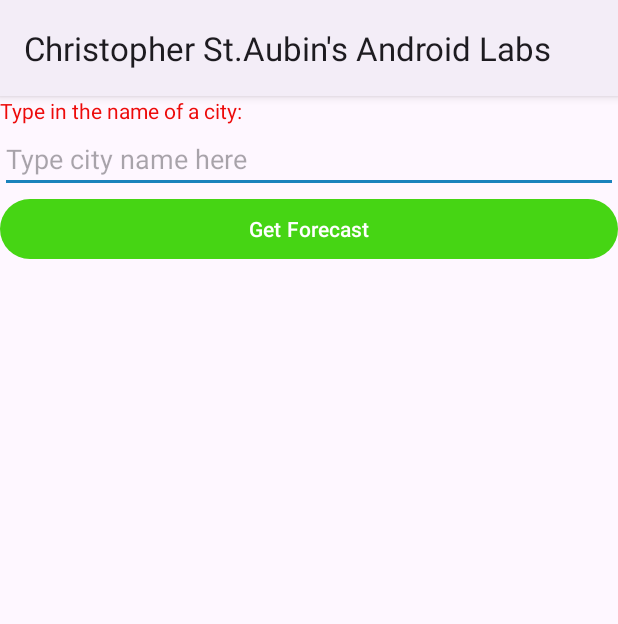
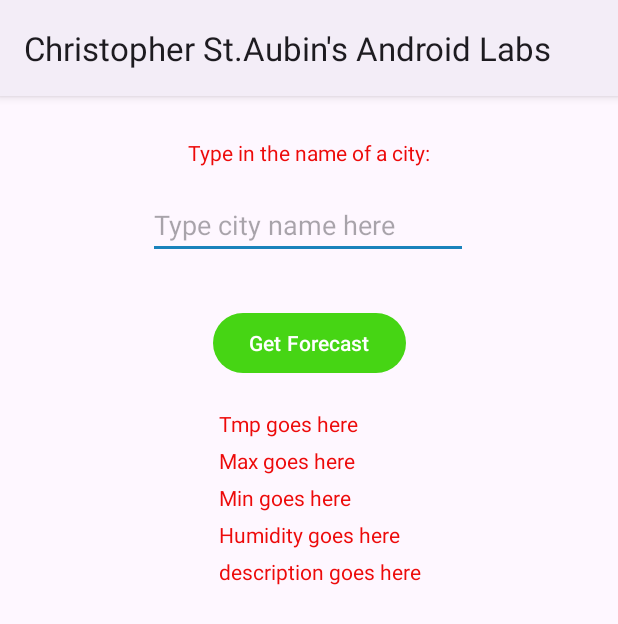
Before and after one commit to Staubs92/Christopher_St.Aubin_Android_Labs, an Android app: the screen it shows after launch (MainActivity), on a phone screen of 412 x 824 dp. Shown: the top 624 px of the screen. Run offline under Robolectric (Android 15) with nearby library versions, the phone set to English and light mode, and no system bars; our stand-ins replace Volley.

Commit message:
Week10 Everything but image works

```diff
--- a/app/src/main/java/algonquin/cst2335/stau0055/MainActivity.java
+++ b/app/src/main/java/algonquin/cst2335/stau0055/MainActivity.java
@@ -35,18 +35,6 @@ public class MainActivity extends AppCompatActivity {
     protected String cityName;
     RequestQueue queue = null;
 
-    double latitude;
-    double longitude;
-    String description;
-    String iconName;
-    String name;
-    double currentTemp;
-    double minTemp;
-    double maxTemp;
-    int humidity;
-    int visibility;
-    String imageUrl;
-    Bitmap image;
 
     @Override
     protected void onCreate(Bundle savedInstanceState) {
@@ -59,8 +47,7 @@ public class MainActivity extends AppCompatActivity {
         setContentView(binding.getRoot());
 
 
-
-      binding.getForecast.setOnClickListener( click -> {
+        binding.getForecast.setOnClickListener(click -> {
             cityName = binding.editText.getText().toString();
             String stringURL = null;
             try {
@@ -74,68 +61,42 @@ public class MainActivity extends AppCompatActivity {
             JsonObjectRequest request = new JsonObjectRequest(Request.Method.GET, stringURL, null,
                     (response) -> {
                         try {
-                          JSONObject coord = response.getJSONObject("coord");
-                          JSONArray weatherArray = response.getJSONArray("weather");
-                          JSONObject position0 = weatherArray.getJSONObject(0);
-                          String description = position0.getString("description");
-                          String iconName = position0.getString("icon");
-                          int vis = response.getInt("visibility");
-                          String name = response.getString("name");
-                          JSONObject mainObject = response.getJSONObject("main");
-                          double current = mainObject.getDouble("temp");
-                          double min = mainObject.getDouble("temp_min");
-                          double max = mainObject.getDouble("temp_max");
-                          int humidity = mainObject.getInt("humidity");
+                            JSONArray weather = response.getJSONArray("weather");
+                            JSONObject data = response.getJSONObject("main");
+                            binding.temp.setText("The current temperature is " + data.getString("temp"));
+                            binding.maxTemp.setText("the maximum temperature is " + data.getString("temp_max"));
+                            binding.minTemp.setText("The minimum temperature is " + data.getString("temp_min"));
+                            binding.humitidy.setText("The humidity is " + data.getString("humidity") + "%");
+                            binding.description.setText(weather.getJSONObject(0).getString("description"));
+                            String iconName = weather.getJSONObject(0).getString("icon");
 
-                          this.latitude = coord.getDouble("lat");
-                          this.longitude = coord.getDouble("lon");
-                          this.description = description;
-                          this.iconName = iconName;
-                          this.visibility = vis;
-                          this.name = name;
-                          this.currentTemp = current;
-                          this.minTemp = min;
-                          this.maxTemp = max;
-                          this.humidity = humidity;
+                            String imgUrl = "https://openweathermap.org/img/w/" + iconName + ".png";
 
-
+                            String pathname = getFilesDir() + "/" + iconName + ".png";
+                            File file = new File(pathname);
+                            if (file.exists()) {
+                                binding.icon.setImageBitmap(BitmapFactory.decodeFile(pathname));
+                            } else {
+                                ImageRequest imgReq = new ImageRequest(imgUrl, new Response.Listener<Bitmap>() {
+                                    @Override
+                                    public void onResponse(Bitmap bitmap) {
+                                        binding.icon.setImageBitmap(bitmap);
+                                    }
+                                }, 1024, 1024, ImageView.ScaleType.CENTER, null, (error) -> {
+                                    int j = 0;
+                                });
+                                queue.add(imgReq);
+                            }
                         } catch (JSONException e) {
                             throw new RuntimeException(e);
                         }
                     },
+                    (error) -> {
+                        int j = 0;
+                    }
+            );
 
-                  (error) -> {});
             queue.add(request);
         });
-
-      String pathname = getFilesDir() + "/" + iconName + ".png";
-      File file = new File(pathname);
-      if(file.exists()) {
-          image = BitmapFactory.decodeFile(pathname);
-      }
-      else {
-        ImageRequest imgReq = new ImageRequest("https://openweathermap.org/img/w/" + iconName + ".png", new Response.Listener>Bitmap<() {
-            @Override
-            public void onResponse(Bitmap bitmap) {
-                try {
-                    image = bitmap;
-                    image.compress(bitmap.CompressFormat.PNG, 100, ActivityMain.this.openFileOutput(iconName + ".png", Activity.MODE_PRIVATE));
-                } catch (Exception e) {
     }
 }
-        }, 1024, 1024, ImageView.ScaleType.CENTER, null, (error ) -> {});
-      }
-
-        FileOutputStream fOut = null;
-        try {
-            fOut = openFileOutput( iconName + ".png", Context.MODE_PRIVATE);
-
-            image.compress(Bitmap.CompressFormat.PNG, 100, fOut);
-            fOut.flush();
-            fOut.close();
-        } catch (FileNotFoundException e) {
-            e.printStackTrace();
-
-        }
-    }
-}
--- a/app/src/main/res/layout/activity_main.xml
+++ b/app/src/main/res/layout/activity_main.xml
@@ -1,29 +1,102 @@
 <?xml version="1.0" encoding="utf-8"?>
-<LinearLayout
+<androidx.constraintlayout.widget.ConstraintLayout
     xmlns:android="http://schemas.android.com/apk/res/android"
+    xmlns:app="http://schemas.android.com/apk/res-auto"
+    xmlns:tools="http://schemas.android.com/tools"
     android:layout_width="match_parent"
     android:layout_height="match_parent"
+    tools:context=".MainActivity"
     android:orientation="vertical">
+
 
     <TextView
         android:id="@+id/textView"
         android:layout_width="wrap_content"
         android:layout_height="wrap_content"
-        android:text="@string/city_message" />
+        android:layout_marginTop="28dp"
+        android:text="Type in the name of a city:"
+        app:layout_constraintEnd_toEndOf="parent"
+        app:layout_constraintStart_toStartOf="parent"
+        app:layout_constraintTop_toTopOf="parent" />
+
 
     <EditText
         android:id="@+id/editText"
-        android:layout_width="match_parent"
+        android:layout_width="wrap_content"
         android:layout_height="wrap_content"
-        android:hint="Type city name here" />
-
+        android:layout_marginTop="16dp"
+        android:ems="10"
+        android:hint="Type city name here"
+        android:inputType="text"
+        app:layout_constraintEnd_toEndOf="parent"
+        app:layout_constraintHorizontal_bias="0.497"
+        app:layout_constraintStart_toStartOf="parent"
+        app:layout_constraintTop_toBottomOf="@+id/textView" />
 
     <Button
         android:id="@+id/getForecast"
-        android:layout_width="match_parent"
+        android:layout_width="wrap_content"
         android:layout_height="wrap_content"
-        android:text="@string/button_message"/>
+        android:layout_marginTop="32dp"
+        android:text="Get Forecast"
+        app:layout_constraintEnd_toEndOf="parent"
+        app:layout_constraintStart_toStartOf="parent"
+        app:layout_constraintTop_toBottomOf="@+id/editText" />
+
+    <TextView
+        android:id="@+id/temp"
+        android:layout_width="wrap_content"
+        android:layout_height="wrap_content"
+        android:layout_marginStart="4dp"
+        android:layout_marginTop="20dp"
+        android:text="Tmp goes here"
+        app:layout_constraintStart_toStartOf="@+id/getForecast"
+        app:layout_constraintTop_toBottomOf="@+id/getForecast" />
+
+    <TextView
+        android:id="@+id/maxTemp"
+        android:layout_width="wrap_content"
+        android:layout_height="wrap_content"
+        android:layout_marginTop="5dp"
+        android:text="Max goes here"
+        app:layout_constraintStart_toStartOf="@+id/temp"
+        app:layout_constraintTop_toBottomOf="@+id/temp" />
+
+    <TextView
+        android:id="@+id/minTemp"
+        android:layout_width="wrap_content"
+        android:layout_height="wrap_content"
+        android:layout_marginTop="5dp"
+        android:text="Min goes here"
+        app:layout_constraintStart_toStartOf="@+id/maxTemp"
+        app:layout_constraintTop_toBottomOf="@+id/maxTemp" />
+
+    <TextView
+        android:id="@+id/humitidy"
+        android:layout_width="wrap_content"
+        android:layout_height="wrap_content"
+        android:layout_marginTop="5dp"
+        android:text="Humidity goes here"
+        app:layout_constraintStart_toStartOf="@+id/minTemp"
+        app:layout_constraintTop_toBottomOf="@+id/minTemp" />
+
+    <TextView
+        android:id="@+id/description"
+        android:layout_width="wrap_content"
+        android:layout_height="wrap_content"
+        android:layout_marginTop="5dp"
+        android:text="description goes here"
+        app:layout_constraintStart_toStartOf="@+id/humitidy"
+        app:layout_constraintTop_toBottomOf="@+id/humitidy" />
+
+    <ImageView
+        android:id="@+id/icon"
+        android:layout_width="200dp"
+        android:layout_height="200dp"
+        android:layout_marginTop="25dp"
+        android:scaleType="fitXY"
+        app:layout_constraintStart_toStartOf="@+id/description"
+        app:layout_constraintTop_toBottomOf="@+id/description" />
 
 
-
-</LinearLayout>
+</androidx.constraintlayout.widget.ConstraintLayout>
```
Lines whose indentation alone changed are shown as unchanged.
